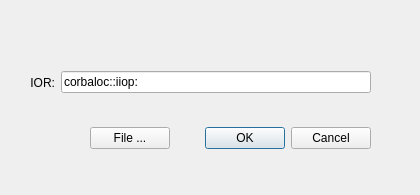
First picture: the form in trunk/tools/odds_monitor/RepoDialog.ui, repository OpenDDS/OpenDDS, before the edit.
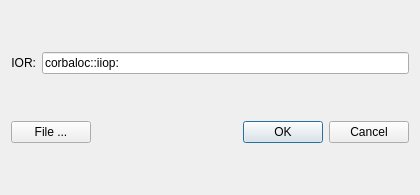
Second picture: the form after the edit.

```diff
--- a/trunk/tools/odds_monitor/RepoDialog.ui
+++ b/trunk/tools/odds_monitor/RepoDialog.ui
@@ -11,35 +11,28 @@
    </rect>
   </property>
   <property name="sizePolicy">
-   <sizepolicy hsizetype="Fixed" vsizetype="Fixed">
+   <sizepolicy hsizetype="Expanding" vsizetype="Expanding">
     <horstretch>0</horstretch>
     <verstretch>0</verstretch>
    </sizepolicy>
   </property>
   <property name="minimumSize">
    <size>
-    <width>420</width>
-    <height>195</height>
+    <width>0</width>
+    <height>0</height>
    </size>
   </property>
   <property name="maximumSize">
    <size>
-    <width>420</width>
-    <height>195</height>
+    <width>64000</width>
+    <height>64000</height>
    </size>
   </property>
   <property name="windowTitle">
    <string>Select Repository</string>
   </property>
-  <widget class="QWidget" name="">
-   <property name="geometry">
-    <rect>
-     <x>30</x>
-     <y>40</y>
-     <width>341</width>
-     <height>85</height>
-    </rect>
-   </property>
+  <layout class="QGridLayout" name="gridLayout">
+   <item row="0" column="0">
    <layout class="QHBoxLayout" name="horizontalLayout">
     <item>
      <widget class="QLabel" name="label">
@@ -59,16 +52,8 @@
      </widget>
     </item>
    </layout>
-  </widget>
-  <widget class="QWidget" name="">
-   <property name="geometry">
-    <rect>
-     <x>90</x>
-     <y>120</y>
-     <width>281</width>
-     <height>36</height>
-    </rect>
-   </property>
+   </item>
+   <item row="1" column="0">
    <layout class="QHBoxLayout" name="horizontalLayout_2">
     <item>
      <widget class="QPushButton" name="fileButton">
@@ -88,7 +73,8 @@
      </widget>
     </item>
    </layout>
-  </widget>
+   </item>
+  </layout>
  </widget>
  <resources/>
  <connections>
```
Lines whose indentation alone changed are shown as unchanged.
